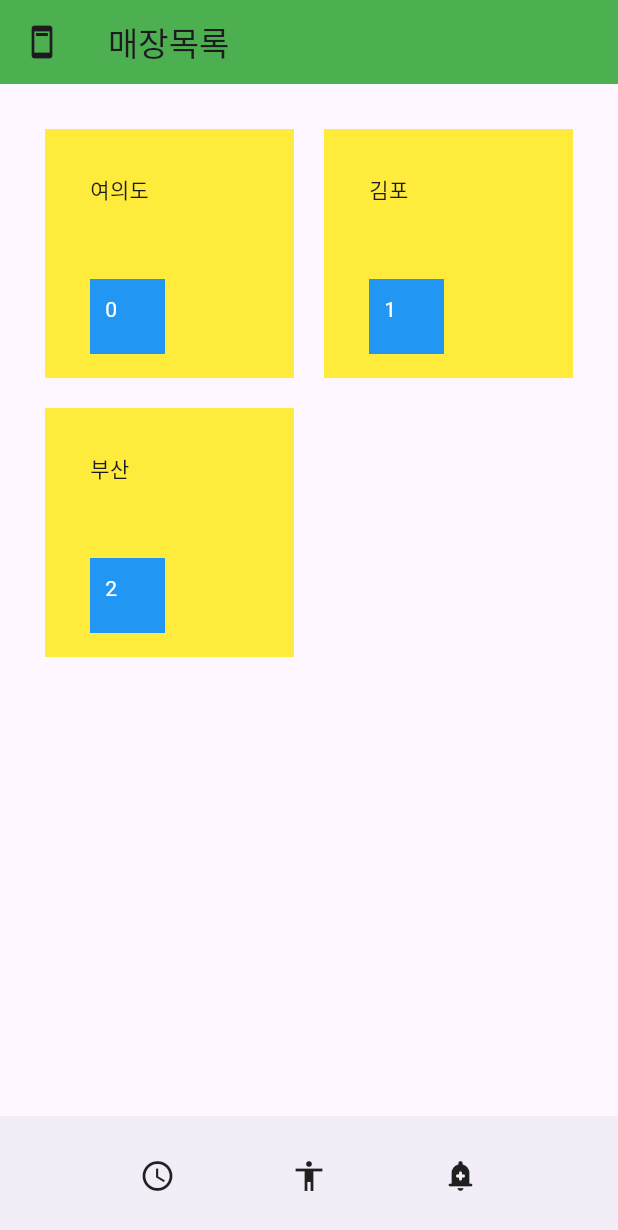
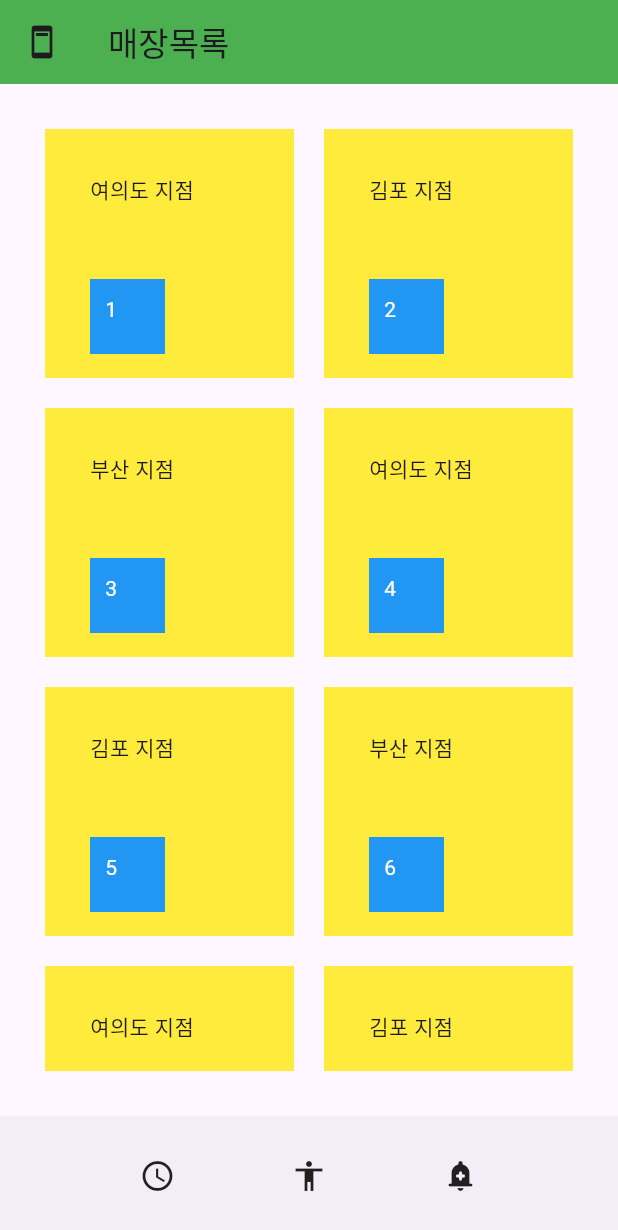
Before and after one commit to doriver/longTimeAgo, a Flutter app: the StoreListPage screen opened directly, on a phone screen of 412 x 824 dp. Shown: the top 1230 px of the screen. Run offline on Flutter 3.47's test engine with Material 3 defaults, Android fonts, the phone set to English and light mode, and no system bars; our stand-ins replace get, loader_overlay; accounts and stored records are empty; network calls fail.

Commit message:
매장 목록 개수늘리기

```diff
--- a/shopping_mall/lib/pages/my_page.dart
+++ b/shopping_mall/lib/pages/my_page.dart
@@ -28,7 +28,7 @@ class _MyPageState extends State<MyPage> {
     String jsonString = await rootBundle.loadString("assets/json/user_json.json"); // json파일에서 json을 string 형태로 받아옴
 
     Map<String, dynamic> mapData = json.decode(jsonString); // jsonString 을 Map 형태로
-    User user = User.genByMap(mapData);
+    User user = User.genByMap(mapData); // map 을 user 객체로
     setState(() {
       myInfo = user;
     });
--- a/shopping_mall/lib/pages/store_page_list.dart
+++ b/shopping_mall/lib/pages/store_page_list.dart
@@ -4,7 +4,7 @@ import 'package:shopping_mall/common/bar.dart';
 class StoreListPage extends StatelessWidget {
   StoreListPage({super.key});
 
-  final List<String> storeList = ['여의도', '김포', '부산'];
+  final List<String> storeList = ['여의도 지점', '김포 지점', '부산 지점'];
 
   @override
   Widget build(BuildContext context) {
@@ -19,8 +19,10 @@ class StoreListPage extends StatelessWidget {
             crossAxisSpacing: 20.0, // 크로스 축(수평 방향) 간격
             childAspectRatio: 1.0, // 각 그리드 항목의 가로/세로 비율
           ),
-          itemCount: storeList.length,
+          itemCount: 100,
           itemBuilder: (context, index){
+            String store = storeList[index % 3];
+
             return Stack(
               children: [
                 Positioned(
@@ -29,7 +31,7 @@ class StoreListPage extends StatelessWidget {
                     height: double.infinity,
                     padding: EdgeInsets.all(30),
                     color: Colors.yellow,
-                    child: Text(storeList[index])
+                    child: Text(store)
                   )
                 ),
                 Positioned(
@@ -40,7 +42,7 @@ class StoreListPage extends StatelessWidget {
                     padding: EdgeInsets.all(10),
                     color: Colors.blue,
                     child: Text(
-                      index.toString(),
+                      (index+1).toString(),
                       style: TextStyle(color: Colors.white))
                   )
                 )
```
